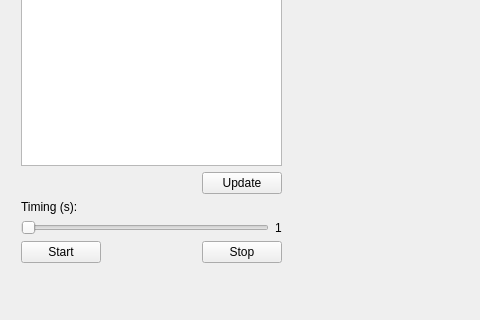
The window that QtTcpClientConsumer/mainwindow.ui (vmaguiar/QtTcpClient) describes before a commit, drawn with Qt 5; both pictures show x 0 to 480 and y 124 to 444 of the 839 by 444 pixel window.
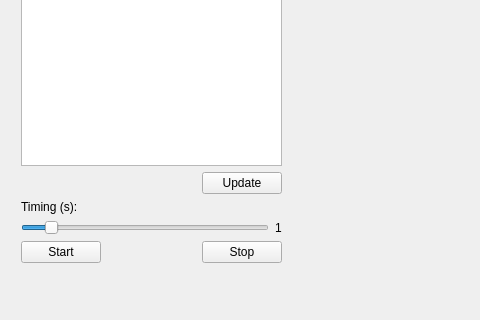
The same window after the commit. Custom widgets are drawn as their Qt base class.

```diff
--- a/QtTcpClientConsumer/mainwindow.ui
+++ b/QtTcpClientConsumer/mainwindow.ui
@@ -24,7 +24,7 @@
      </rect>
     </property>
    </widget>
-   <widget class="QWidget" name="">
+   <widget class="QWidget" name="layoutWidget">
     <property name="geometry">
      <rect>
       <x>10</x>
@@ -113,6 +113,12 @@
       <layout class="QHBoxLayout" name="horizontalLayout_3">
        <item>
         <widget class="QSlider" name="HS_Timing">
+         <property name="maximum">
+          <number>10</number>
+         </property>
+         <property name="value">
+          <number>1</number>
+         </property>
          <property name="orientation">
           <enum>Qt::Horizontal</enum>
          </property>
```
Left out of the diff: 19 changed lines with no effect on the pictures.
